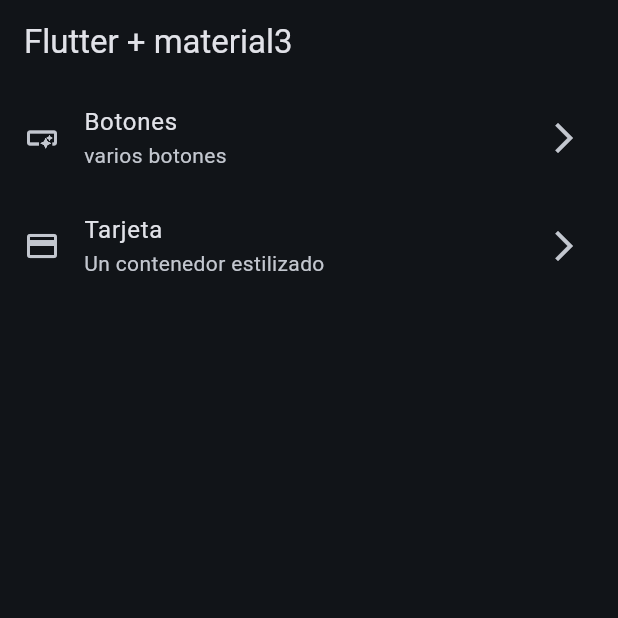
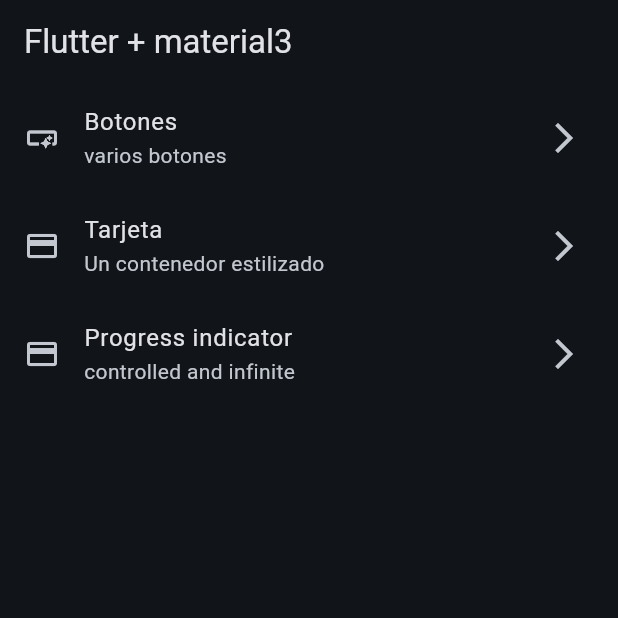
Before and after one commit to samu7861/widget-app, a Flutter app: the screen it shows after launch, on a phone screen of 412 x 824 dp, the top half of it. Run offline on Flutter 3.47's test engine with Material 3 defaults, Android fonts, the phone set to English and light mode, and no system bars; our stand-ins replace go_router.

Commit message:
progress indicator n stream builder

```diff
--- a/widget_app/lib/config/menu/menu.dart
+++ b/widget_app/lib/config/menu/menu.dart
@@ -20,5 +20,11 @@
     title: "Tarjeta",
     subTitle: "Un contenedor estilizado",
     link: "/cards",
+    icon: Icons.credit_card),
+
+    MenuItems(
+    title: "Progress indicator",
+    subTitle: "controlled and infinite",
+    link: "/progress",
     icon: Icons.credit_card)
 ];
--- a/widget_app/lib/config/router/router.dart
+++ b/widget_app/lib/config/router/router.dart
@@ -18,5 +18,11 @@
       path: '/cards',
       builder: (context, state) => const CardsScreen(),
     ),
+
+    GoRoute(
+      path: '/progress',
+      name: ProgressScreen.name,
+      builder: (context, state) => const ProgressScreen(),
+    ),
   ],
 );
--- a/widget_app/lib/presentation/screens/cards/cards_screen.dart
+++ b/widget_app/lib/presentation/screens/cards/cards_screen.dart
@@ -1,5 +1,4 @@
 import 'package:flutter/material.dart';
-import 'package:flutter/widgets.dart';
 
 const cards = <Map<String,dynamic>>[
   {"elevation": 0.0, "label": "Elevation 0"},
```
Also changed, not shown: widget_app/lib/presentation/screens/progress/progress_screen.dart (+68 -2 lines).
